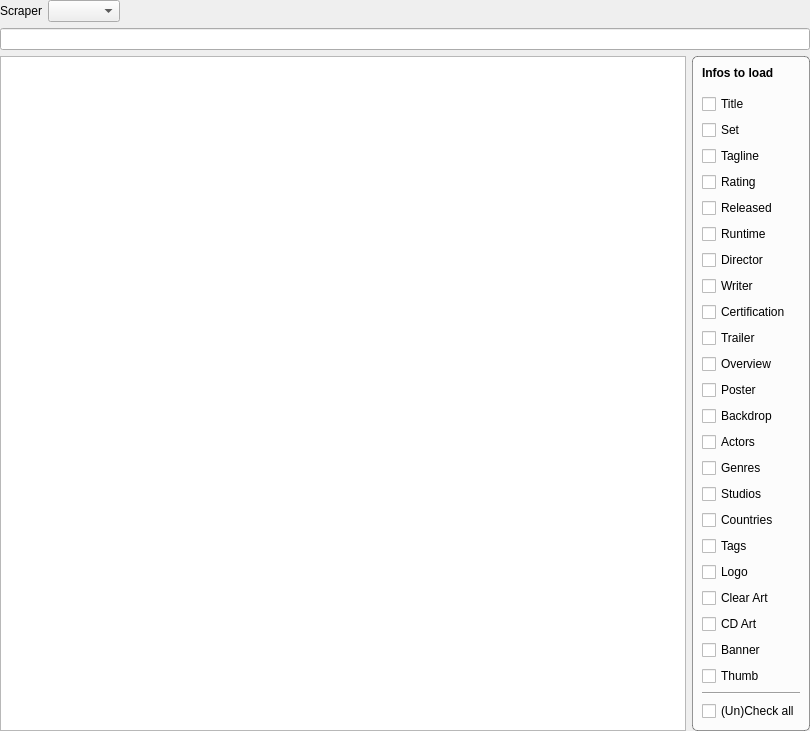
Old version of the form movies/MovieSearchWidget.ui in the repository Komet/MediaElch.
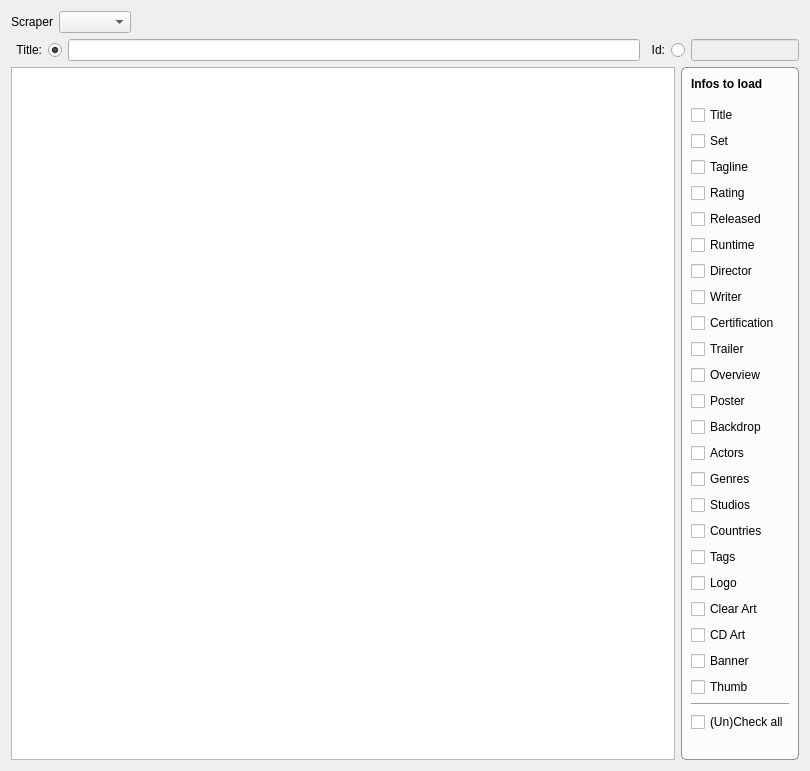
New version of the form. Custom widgets are drawn as their Qt base class.

Commit message: Divided search between search by remote database id and search by movie title. Defaults to remote database id, if known. Replaced "_" with " " in movie titles search string (in addition to "."). Updated german translation affected by changes.

Patch:
```diff
--- a/movies/MovieSearchWidget.ui
+++ b/movies/MovieSearchWidget.ui
@@ -7,18 +7,15 @@
     <x>0</x>
     <y>0</y>
     <width>810</width>
-    <height>692</height>
+    <height>771</height>
    </rect>
   </property>
   <property name="windowTitle">
    <string>Form</string>
   </property>
   <layout class="QVBoxLayout" name="verticalLayout">
-   <property name="margin">
-    <number>0</number>
-   </property>
    <item>
-    <layout class="QHBoxLayout" name="horizontalLayout_2">
+    <layout class="QHBoxLayout" name="horizontalLayout_2" stretch="0,0,0">
      <item>
       <widget class="QLabel" name="label">
        <property name="text">
@@ -45,12 +42,84 @@
     </layout>
    </item>
    <item>
-    <widget class="MyLineEdit" name="searchString">
-     <property name="toolTip">
-      <string>When using IMDB you can also use the IMDB id as search query.
-If you want to search by an TMDB or OFDb id please prefix it with &quot;id&quot;.</string>
-     </property>
-    </widget>
+    <layout class="QHBoxLayout" name="horizontalLayout">
+     <item>
+      <widget class="QRadioButton" name="rBtnSearchTitle">
+       <property name="sizePolicy">
+        <sizepolicy hsizetype="Minimum" vsizetype="Minimum">
+         <horstretch>0</horstretch>
+         <verstretch>0</verstretch>
+        </sizepolicy>
+       </property>
+       <property name="toolTip">
+        <string>Activate to search by movie title.</string>
+       </property>
+       <property name="layoutDirection">
+        <enum>Qt::RightToLeft</enum>
+       </property>
+       <property name="text">
+        <string>Title:</string>
+       </property>
+       <property name="checked">
+        <bool>true</bool>
+       </property>
+      </widget>
+     </item>
+     <item>
+      <widget class="MyLineEdit" name="searchStringTitle">
+       <property name="sizePolicy">
+        <sizepolicy hsizetype="Expanding" vsizetype="Minimum">
+         <horstretch>1</horstretch>
+         <verstretch>0</verstretch>
+        </sizepolicy>
+       </property>
+       <property name="toolTip">
+        <string>Enter the movie title you wish to search for.
+Press the Enter key to start the search.</string>
+       </property>
+      </widget>
+     </item>
+     <item>
+      <widget class="QRadioButton" name="rBtnSearchId">
+       <property name="enabled">
+        <bool>true</bool>
+       </property>
+       <property name="sizePolicy">
+        <sizepolicy hsizetype="Minimum" vsizetype="Minimum">
+         <horstretch>0</horstretch>
+         <verstretch>0</verstretch>
+        </sizepolicy>
+       </property>
+       <property name="toolTip">
+        <string>Activate to search by remote database id.</string>
+       </property>
+       <property name="layoutDirection">
+        <enum>Qt::RightToLeft</enum>
+       </property>
+       <property name="text">
+        <string>Id:</string>
+       </property>
+      </widget>
+     </item>
+     <item>
+      <widget class="MyLineEdit" name="searchStringId">
+       <property name="enabled">
+        <bool>false</bool>
+       </property>
+       <property name="sizePolicy">
+        <sizepolicy hsizetype="Minimum" vsizetype="Minimum">
+         <horstretch>0</horstretch>
+         <verstretch>0</verstretch>
+        </sizepolicy>
+       </property>
+       <property name="toolTip">
+        <string>When using IMDB you can also use the IMDB id as search query.
+If you want to search by an TMDB or OFDb id please prefix it with &quot;id&quot;.
+Press the Enter key to start the search.</string>
+       </property>
+      </widget>
+     </item>
+    </layout>
    </item>
    <item>
     <layout class="QHBoxLayout" name="horizontalLayout_3" stretch="0,0">
```
The commit also changes 4 other files.
